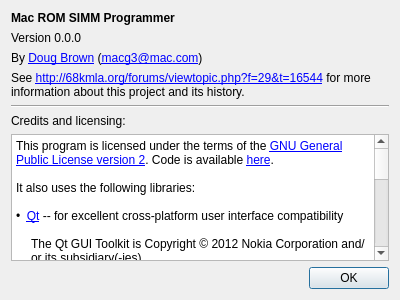
Old version of the form aboutbox.ui in the repository dougg3/mac-rom-simm-programmer.software.
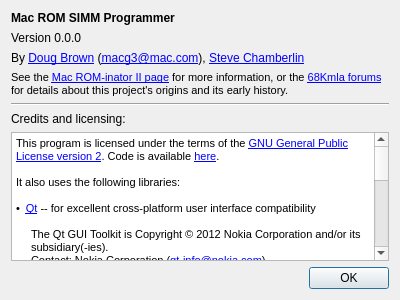
New version of the form.

Commit message: Programmer host software - edits to about box.

Diff of the .ui file:
```diff
--- a/aboutbox.ui
+++ b/aboutbox.ui
@@ -43,7 +43,7 @@
    <item>
     <widget class="QLabel" name="label_3">
      <property name="text">
-      <string>By &lt;a href=&quot;http://www.downtowndougbrown.com/&quot;&gt;Doug Brown&lt;/a&gt; (&lt;a href=&quot;mailto:macg3@mac.com&quot;&gt;macg3@mac.com&lt;/a&gt;)</string>
+      <string>&lt;html&gt;&lt;head/&gt;&lt;body&gt;&lt;p&gt;By &lt;a href=&quot;http://www.downtowndougbrown.com/&quot;&gt;&lt;span style=&quot; text-decoration: underline; color:#0000ff;&quot;&gt;Doug Brown&lt;/span&gt;&lt;/a&gt; (&lt;a href=&quot;mailto:macg3@mac.com&quot;&gt;&lt;span style=&quot; text-decoration: underline; color:#0000ff;&quot;&gt;macg3@mac.com&lt;/span&gt;&lt;/a&gt;), &lt;a href=&quot;http://www.bigmessowires.com&quot;&gt;&lt;span style=&quot; text-decoration: underline; color:#0000ff;&quot;&gt;Steve Chamberlin&lt;/span&gt;&lt;/a&gt;&lt;/p&gt;&lt;/body&gt;&lt;/html&gt;</string>
      </property>
      <property name="wordWrap">
       <bool>true</bool>
@@ -59,8 +59,8 @@
       <string>&lt;!DOCTYPE HTML PUBLIC &quot;-//W3C//DTD HTML 4.0//EN&quot; &quot;http://www.w3.org/TR/REC-html40/strict.dtd&quot;&gt;
 &lt;html&gt;&lt;head&gt;&lt;meta name=&quot;qrichtext&quot; content=&quot;1&quot; /&gt;&lt;style type=&quot;text/css&quot;&gt;
 p, li { white-space: pre-wrap; }
-&lt;/style&gt;&lt;/head&gt;&lt;body&gt;
-&lt;p style=&quot; margin-top:0px; margin-bottom:0px; margin-left:0px; margin-right:0px; -qt-block-indent:0; text-indent:0px;&quot;&gt;See &lt;a href=&quot;http://68kmla.org/forums/viewtopic.php?f=29&amp;amp;t=16544&quot;&gt;&lt;span style=&quot; text-decoration: underline; color:#0000ff;&quot;&gt;http://68kmla.org/forums/viewtopic.php?f=29&amp;amp;t=16544&lt;/span&gt;&lt;/a&gt; for more information about this project and its history.&lt;/p&gt;&lt;/body&gt;&lt;/html&gt;</string>
+&lt;/style&gt;&lt;/head&gt;&lt;body style=&quot; font-family:'MS Shell Dlg 2'; font-size:8pt; font-weight:400; font-style:normal;&quot;&gt;
+&lt;p style=&quot; margin-top:0px; margin-bottom:0px; margin-left:0px; margin-right:0px; -qt-block-indent:0; text-indent:0px;&quot;&gt;See the &lt;a href=&quot;http://www.bigmessowires.com/mac-rom-inator-ii/&quot;&gt;&lt;span style=&quot; text-decoration: underline; color:#0000ff;&quot;&gt;Mac ROM-inator II page&lt;/span&gt;&lt;/a&gt; for more information, or the &lt;a href=&quot;http://68kmla.org/forums/viewtopic.php?f=29&amp;amp;t=16544&quot;&gt;&lt;span style=&quot; text-decoration: underline; color:#0000ff;&quot;&gt;68Kmla forums&lt;/span&gt;&lt;/a&gt; for details about this project's origins and its early history.&lt;/p&gt;&lt;/body&gt;&lt;/html&gt;</string>
      </property>
      <property name="wordWrap">
       <bool>true</bool>
@@ -90,30 +90,30 @@
       <string>&lt;!DOCTYPE HTML PUBLIC &quot;-//W3C//DTD HTML 4.0//EN&quot; &quot;http://www.w3.org/TR/REC-html40/strict.dtd&quot;&gt;
 &lt;html&gt;&lt;head&gt;&lt;meta name=&quot;qrichtext&quot; content=&quot;1&quot; /&gt;&lt;style type=&quot;text/css&quot;&gt;
 p, li { white-space: pre-wrap; }
-&lt;/style&gt;&lt;/head&gt;&lt;body&gt;
-&lt;p style=&quot; margin-top:0px; margin-bottom:0px; margin-left:0px; margin-right:0px; -qt-block-indent:0; text-indent:0px;&quot;&gt;&lt;span&gt;This program is licensed under the terms of the &lt;/span&gt;&lt;a href=&quot;http://www.gnu.org/licenses/gpl-2.0.html&quot;&gt;&lt;span style=&quot;text-decoration: underline; color:#0000ff;&quot;&gt;GNU General Public License version 2&lt;/span&gt;&lt;/a&gt;&lt;span&gt;. Code is available &lt;/span&gt;&lt;a href=&quot;http://code.google.com/p/mac-rom-simm-programmer/&quot;&gt;&lt;span style=&quot; text-decoration: underline; color:#0000ff;&quot;&gt;here&lt;/span&gt;&lt;/a&gt;&lt;span&gt;.&lt;/span&gt;&lt;/p&gt;
-&lt;p style=&quot;-qt-paragraph-type:empty; margin-top:0px; margin-bottom:0px; margin-left:0px; margin-right:0px; -qt-block-indent:0; text-indent:0px; &quot;&gt;&lt;/p&gt;
-&lt;p style=&quot; margin-top:0px; margin-bottom:0px; margin-left:0px; margin-right:0px; -qt-block-indent:0; text-indent:0px;&quot;&gt;&lt;span&gt;It also uses the following libraries:&lt;/span&gt;&lt;/p&gt;
-&lt;p style=&quot;-qt-paragraph-type:empty; margin-top:0px; margin-bottom:0px; margin-left:0px; margin-right:0px; -qt-block-indent:0; text-indent:0px;&quot;&gt;&lt;/p&gt;
-&lt;p style=&quot; margin-top:0px; margin-bottom:0px; margin-left:0px; margin-right:0px; -qt-block-indent:0; text-indent:0px;&quot;&gt;&lt;span&gt;•  &lt;/span&gt;&lt;a href=&quot;http://qt.nokia.com/&quot;&gt;&lt;span style=&quot; text-decoration: underline; color:#0000ff;&quot;&gt;Qt&lt;/span&gt;&lt;/a&gt;&lt;span&gt; -- for excellent cross-platform user interface compatibility&lt;/span&gt;&lt;/p&gt;
-&lt;p style=&quot;-qt-paragraph-type:empty; margin-top:0px; margin-bottom:0px; margin-left:0px; margin-right:0px; -qt-block-indent:0; text-indent:0px;&quot;&gt;&lt;/p&gt;
-&lt;p style=&quot; margin-top:0px; margin-bottom:0px; margin-left:15px; margin-right:0px; -qt-block-indent:0; text-indent:0px;&quot;&gt;&lt;span&gt;The Qt GUI Toolkit is Copyright © 2012 Nokia Corporation and/or its subsidiary(-ies).&lt;/span&gt;&lt;/p&gt;
-&lt;p style=&quot; margin-top:0px; margin-bottom:0px; margin-left:15px; margin-right:0px; -qt-block-indent:0; text-indent:0px;&quot;&gt;&lt;span&gt;Contact: Nokia Corporation (&lt;/span&gt;&lt;a href=&quot;qt-info@nokia.com&quot;&gt;&lt;span style=&quot; text-decoration: underline; color:#0000ff;&quot;&gt;qt-info@nokia.com&lt;/span&gt;&lt;/a&gt;&lt;span&gt;)&lt;/span&gt;&lt;/p&gt;
-&lt;p style=&quot;-qt-paragraph-type:empty; margin-top:0px; margin-bottom:0px; margin-left:15px; margin-right:0px; -qt-block-indent:0; text-indent:0px;&quot;&gt;&lt;/p&gt;
-&lt;p style=&quot; margin-top:0px; margin-bottom:0px; margin-left:15px; margin-right:0px; -qt-block-indent:0; text-indent:0px;&quot;&gt;&lt;span&gt;Qt is licensed under the &lt;/span&gt;&lt;a href=&quot;http://www.gnu.org/licenses/lgpl-2.1.html&quot;&gt;&lt;span style=&quot; text-decoration: underline; color:#0000ff;&quot;&gt;GNU Lesser General Public License version 2.1&lt;/span&gt;&lt;/a&gt;&lt;span&gt;.&lt;/span&gt;&lt;/p&gt;
-&lt;p style=&quot;-qt-paragraph-type:empty; margin-top:0px; margin-bottom:0px; margin-left:0px; margin-right:0px; -qt-block-indent:0; text-indent:0px;&quot;&gt;&lt;/p&gt;
-&lt;p style=&quot; margin-top:0px; margin-bottom:0px; margin-left:0px; margin-right:0px; -qt-block-indent:0; text-indent:0px;&quot;&gt;&lt;span&gt;•  &lt;/span&gt;&lt;a href=&quot;http://code.google.com/p/qextserialport/&quot;&gt;&lt;span style=&quot; text-decoration: underline; color:#0000ff;&quot;&gt;QextSerialPort&lt;/span&gt;&lt;/a&gt;&lt;span&gt; -- for communication with the SIMM programmer board (note: I use a custom version of it available at &lt;/span&gt;&lt;a href=&quot;http://code.google.com/r/doug-qextserialport-linuxnotifications/&quot;&gt;&lt;span style=&quot; text-decoration: underline; color:#0000ff;&quot;&gt;this location&lt;/span&gt;&lt;/a&gt;&lt;span&gt;):&lt;/span&gt;&lt;/p&gt;
-&lt;p style=&quot;-qt-paragraph-type:empty; margin-top:0px; margin-bottom:0px; margin-left:0px; margin-right:0px; -qt-block-indent:0; text-indent:0px;&quot;&gt;&lt;/p&gt;
-&lt;p style=&quot; margin-top:0px; margin-bottom:0px; margin-left:15px; margin-right:0px; -qt-block-indent:0; text-indent:0px;&quot;&gt;&lt;span&gt;Copyright © 2000-2003 Wayne Roth&lt;/span&gt;&lt;/p&gt;
-&lt;p style=&quot; margin-top:0px; margin-bottom:0px; margin-left:15px; margin-right:0px; -qt-block-indent:0; text-indent:0px;&quot;&gt;&lt;span&gt;Copyright © 2004-2007 Stefan Sander&lt;/span&gt;&lt;/p&gt;
-&lt;p style=&quot; margin-top:0px; margin-bottom:0px; margin-left:15px; margin-right:0px; -qt-block-indent:0; text-indent:0px;&quot;&gt;&lt;span&gt;Copyright © 2007 Michal Policht&lt;/span&gt;&lt;/p&gt;
-&lt;p style=&quot; margin-top:0px; margin-bottom:0px; margin-left:15px; margin-right:0px; -qt-block-indent:0; text-indent:0px;&quot;&gt;&lt;span&gt;Copyright © 2008 Brandon Fosdick&lt;/span&gt;&lt;/p&gt;
-&lt;p style=&quot; margin-top:0px; margin-bottom:0px; margin-left:15px; margin-right:0px; -qt-block-indent:0; text-indent:0px;&quot;&gt;&lt;span&gt;Copyright © 2009-2010 Liam Staskawicz&lt;/span&gt;&lt;/p&gt;
-&lt;p style=&quot; margin-top:0px; margin-bottom:0px; margin-left:15px; margin-right:0px; -qt-block-indent:0; text-indent:0px;&quot;&gt;&lt;span&gt;Copyright © 2011 Debao Zhang&lt;/span&gt;&lt;/p&gt;
-&lt;p style=&quot;-qt-paragraph-type:empty; margin-top:0px; margin-bottom:0px; margin-left:0px; margin-right:0px; -qt-block-indent:0; text-indent:0px;&quot;&gt;&lt;/p&gt;
-&lt;p style=&quot; margin-top:0px; margin-bottom:0px; margin-left:0px; margin-right:0px; -qt-block-indent:0; text-indent:0px;&quot;&gt;&lt;span&gt;•  The programmer board firmware uses &lt;/span&gt;&lt;a href=&quot;http://www.fourwalledcubicle.com/LUFA.php&quot;&gt;&lt;span style=&quot; text-decoration: underline; color:#0000ff;&quot;&gt;LUFA&lt;/span&gt;&lt;/a&gt;&lt;span&gt; for its USB communication:&lt;/span&gt;&lt;/p&gt;
-&lt;p style=&quot;-qt-paragraph-type:empty; margin-top:0px; margin-bottom:0px; margin-left:0px; margin-right:0px; -qt-block-indent:0; text-indent:0px;&quot;&gt;&lt;/p&gt;
-&lt;p style=&quot; margin-top:0px; margin-bottom:0px; margin-left:15px; margin-right:0px; -qt-block-indent:0; text-indent:0px;&quot;&gt;&lt;span&gt;Copyright © Dean Camera, 2012&lt;/span&gt;&lt;/p&gt;&lt;/body&gt;&lt;/html&gt;</string>
+&lt;/style&gt;&lt;/head&gt;&lt;body style=&quot; font-family:'MS Shell Dlg 2'; font-size:8.25pt; font-weight:400; font-style:normal;&quot;&gt;
+&lt;p style=&quot; margin-top:0px; margin-bottom:0px; margin-left:0px; margin-right:0px; -qt-block-indent:0; text-indent:0px;&quot;&gt;&lt;span style=&quot; font-size:8pt;&quot;&gt;This program is licensed under the terms of the &lt;/span&gt;&lt;a href=&quot;http://www.gnu.org/licenses/gpl-2.0.html&quot;&gt;&lt;span style=&quot; font-size:8pt; text-decoration: underline; color:#0000ff;&quot;&gt;GNU General Public License version 2&lt;/span&gt;&lt;/a&gt;&lt;span style=&quot; font-size:8pt;&quot;&gt;. Code is available &lt;/span&gt;&lt;a href=&quot;https://github.com/steve-chamberlin/mac-rom-simm-programmer.software&quot;&gt;&lt;span style=&quot; font-size:8pt; text-decoration: underline; color:#0000ff;&quot;&gt;here&lt;/span&gt;&lt;/a&gt;&lt;span style=&quot; font-size:8pt;&quot;&gt;.&lt;/span&gt;&lt;/p&gt;
+&lt;p style=&quot;-qt-paragraph-type:empty; margin-top:0px; margin-bottom:0px; margin-left:0px; margin-right:0px; -qt-block-indent:0; text-indent:0px; font-size:8pt;&quot;&gt;&lt;br /&gt;&lt;/p&gt;
+&lt;p style=&quot; margin-top:0px; margin-bottom:0px; margin-left:0px; margin-right:0px; -qt-block-indent:0; text-indent:0px;&quot;&gt;&lt;span style=&quot; font-size:8pt;&quot;&gt;It also uses the following libraries:&lt;/span&gt;&lt;/p&gt;
+&lt;p style=&quot;-qt-paragraph-type:empty; margin-top:0px; margin-bottom:0px; margin-left:0px; margin-right:0px; -qt-block-indent:0; text-indent:0px; font-size:8pt;&quot;&gt;&lt;br /&gt;&lt;/p&gt;
+&lt;p style=&quot; margin-top:0px; margin-bottom:0px; margin-left:0px; margin-right:0px; -qt-block-indent:0; text-indent:0px;&quot;&gt;&lt;span style=&quot; font-size:8pt;&quot;&gt;•  &lt;/span&gt;&lt;a href=&quot;http://qt.nokia.com/&quot;&gt;&lt;span style=&quot; font-size:8pt; text-decoration: underline; color:#0000ff;&quot;&gt;Qt&lt;/span&gt;&lt;/a&gt;&lt;span style=&quot; font-size:8pt;&quot;&gt; -- for excellent cross-platform user interface compatibility&lt;/span&gt;&lt;/p&gt;
+&lt;p style=&quot;-qt-paragraph-type:empty; margin-top:0px; margin-bottom:0px; margin-left:0px; margin-right:0px; -qt-block-indent:0; text-indent:0px; font-size:8pt;&quot;&gt;&lt;br /&gt;&lt;/p&gt;
+&lt;p style=&quot; margin-top:0px; margin-bottom:0px; margin-left:15px; margin-right:0px; -qt-block-indent:0; text-indent:0px;&quot;&gt;&lt;span style=&quot; font-size:8pt;&quot;&gt;The Qt GUI Toolkit is Copyright © 2012 Nokia Corporation and/or its subsidiary(-ies).&lt;/span&gt;&lt;/p&gt;
+&lt;p style=&quot; margin-top:0px; margin-bottom:0px; margin-left:15px; margin-right:0px; -qt-block-indent:0; text-indent:0px;&quot;&gt;&lt;span style=&quot; font-size:8pt;&quot;&gt;Contact: Nokia Corporation (&lt;/span&gt;&lt;a href=&quot;qt-info@nokia.com&quot;&gt;&lt;span style=&quot; font-size:8pt; text-decoration: underline; color:#0000ff;&quot;&gt;qt-info@nokia.com&lt;/span&gt;&lt;/a&gt;&lt;span style=&quot; font-size:8pt;&quot;&gt;)&lt;/span&gt;&lt;/p&gt;
+&lt;p style=&quot;-qt-paragraph-type:empty; margin-top:0px; margin-bottom:0px; margin-left:15px; margin-right:0px; -qt-block-indent:0; text-indent:0px; font-size:8pt;&quot;&gt;&lt;br /&gt;&lt;/p&gt;
+&lt;p style=&quot; margin-top:0px; margin-bottom:0px; margin-left:15px; margin-right:0px; -qt-block-indent:0; text-indent:0px;&quot;&gt;&lt;span style=&quot; font-size:8pt;&quot;&gt;Qt is licensed under the &lt;/span&gt;&lt;a href=&quot;http://www.gnu.org/licenses/lgpl-2.1.html&quot;&gt;&lt;span style=&quot; font-size:8pt; text-decoration: underline; color:#0000ff;&quot;&gt;GNU Lesser General Public License version 2.1&lt;/span&gt;&lt;/a&gt;&lt;span style=&quot; font-size:8pt;&quot;&gt;.&lt;/span&gt;&lt;/p&gt;
+&lt;p style=&quot;-qt-paragraph-type:empty; margin-top:0px; margin-bottom:0px; margin-left:0px; margin-right:0px; -qt-block-indent:0; text-indent:0px; font-size:8pt;&quot;&gt;&lt;br /&gt;&lt;/p&gt;
+&lt;p style=&quot; margin-top:0px; margin-bottom:0px; margin-left:0px; margin-right:0px; -qt-block-indent:0; text-indent:0px;&quot;&gt;&lt;span style=&quot; font-size:8pt;&quot;&gt;•  &lt;/span&gt;&lt;a href=&quot;http://code.google.com/p/qextserialport/&quot;&gt;&lt;span style=&quot; font-size:8pt; text-decoration: underline; color:#0000ff;&quot;&gt;QextSerialPort&lt;/span&gt;&lt;/a&gt;&lt;span style=&quot; font-size:8pt;&quot;&gt; -- for communication with the SIMM programmer board (note: I use a custom version of it available at &lt;/span&gt;&lt;a href=&quot;http://code.google.com/r/doug-qextserialport-linuxnotifications/&quot;&gt;&lt;span style=&quot; font-size:8pt; text-decoration: underline; color:#0000ff;&quot;&gt;this location&lt;/span&gt;&lt;/a&gt;&lt;span style=&quot; font-size:8pt;&quot;&gt;):&lt;/span&gt;&lt;/p&gt;
+&lt;p style=&quot;-qt-paragraph-type:empty; margin-top:0px; margin-bottom:0px; margin-left:0px; margin-right:0px; -qt-block-indent:0; text-indent:0px; font-size:8pt;&quot;&gt;&lt;br /&gt;&lt;/p&gt;
+&lt;p style=&quot; margin-top:0px; margin-bottom:0px; margin-left:15px; margin-right:0px; -qt-block-indent:0; text-indent:0px;&quot;&gt;&lt;span style=&quot; font-size:8pt;&quot;&gt;Copyright © 2000-2003 Wayne Roth&lt;/span&gt;&lt;/p&gt;
+&lt;p style=&quot; margin-top:0px; margin-bottom:0px; margin-left:15px; margin-right:0px; -qt-block-indent:0; text-indent:0px;&quot;&gt;&lt;span style=&quot; font-size:8pt;&quot;&gt;Copyright © 2004-2007 Stefan Sander&lt;/span&gt;&lt;/p&gt;
+&lt;p style=&quot; margin-top:0px; margin-bottom:0px; margin-left:15px; margin-right:0px; -qt-block-indent:0; text-indent:0px;&quot;&gt;&lt;span style=&quot; font-size:8pt;&quot;&gt;Copyright © 2007 Michal Policht&lt;/span&gt;&lt;/p&gt;
+&lt;p style=&quot; margin-top:0px; margin-bottom:0px; margin-left:15px; margin-right:0px; -qt-block-indent:0; text-indent:0px;&quot;&gt;&lt;span style=&quot; font-size:8pt;&quot;&gt;Copyright © 2008 Brandon Fosdick&lt;/span&gt;&lt;/p&gt;
+&lt;p style=&quot; margin-top:0px; margin-bottom:0px; margin-left:15px; margin-right:0px; -qt-block-indent:0; text-indent:0px;&quot;&gt;&lt;span style=&quot; font-size:8pt;&quot;&gt;Copyright © 2009-2010 Liam Staskawicz&lt;/span&gt;&lt;/p&gt;
+&lt;p style=&quot; margin-top:0px; margin-bottom:0px; margin-left:15px; margin-right:0px; -qt-block-indent:0; text-indent:0px;&quot;&gt;&lt;span style=&quot; font-size:8pt;&quot;&gt;Copyright © 2011 Debao Zhang&lt;/span&gt;&lt;/p&gt;
+&lt;p style=&quot;-qt-paragraph-type:empty; margin-top:0px; margin-bottom:0px; margin-left:0px; margin-right:0px; -qt-block-indent:0; text-indent:0px; font-size:8pt;&quot;&gt;&lt;br /&gt;&lt;/p&gt;
+&lt;p style=&quot; margin-top:0px; margin-bottom:0px; margin-left:0px; margin-right:0px; -qt-block-indent:0; text-indent:0px;&quot;&gt;&lt;span style=&quot; font-size:8pt;&quot;&gt;•  The programmer board firmware uses &lt;/span&gt;&lt;a href=&quot;http://www.fourwalledcubicle.com/LUFA.php&quot;&gt;&lt;span style=&quot; font-size:8pt; text-decoration: underline; color:#0000ff;&quot;&gt;LUFA&lt;/span&gt;&lt;/a&gt;&lt;span style=&quot; font-size:8pt;&quot;&gt; for its USB communication:&lt;/span&gt;&lt;/p&gt;
+&lt;p style=&quot;-qt-paragraph-type:empty; margin-top:0px; margin-bottom:0px; margin-left:0px; margin-right:0px; -qt-block-indent:0; text-indent:0px; font-size:8pt;&quot;&gt;&lt;br /&gt;&lt;/p&gt;
+&lt;p style=&quot; margin-top:0px; margin-bottom:0px; margin-left:15px; margin-right:0px; -qt-block-indent:0; text-indent:0px;&quot;&gt;&lt;span style=&quot; font-size:8pt;&quot;&gt;Copyright © Dean Camera, 2012&lt;/span&gt;&lt;/p&gt;&lt;/body&gt;&lt;/html&gt;</string>
      </property>
      <property name="openExternalLinks">
       <bool>true</bool>
```
The commit also changes 1 other file.
